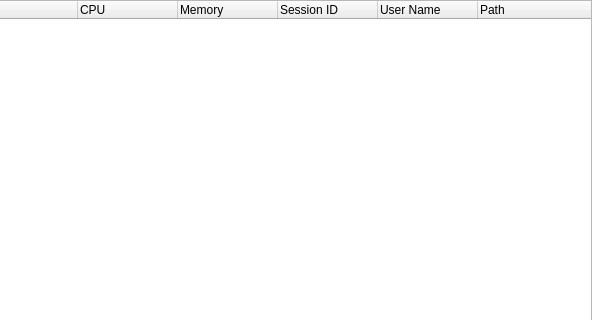
First picture: the form in source/client/desktop/sys_info/sys_info_widget_processes.ui, repository dchapyshev/aspia, before the edit; both pictures show x 123 to 715 and y 0 to 320 of the 715 by 495 pixel window.
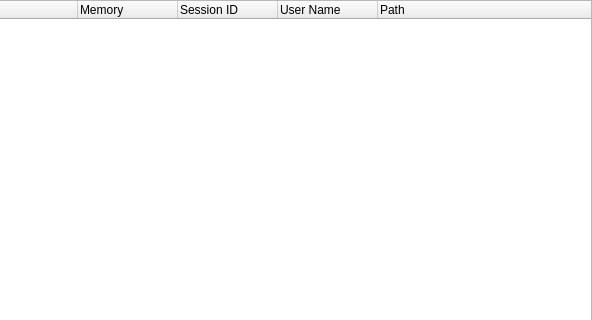
Second picture: the form after the edit.

What changed in the file:
```diff
--- a/source/client/desktop/sys_info/sys_info_widget_processes.ui
+++ b/source/client/desktop/sys_info/sys_info_widget_processes.ui
@@ -50,11 +50,6 @@
        <string>ID</string>
       </property>
      </column>
-     <column>
-      <property name="text">
-       <string>CPU</string>
-      </property>
-     </column>
      <column>
       <property name="text">
        <string>Memory</string>
```
